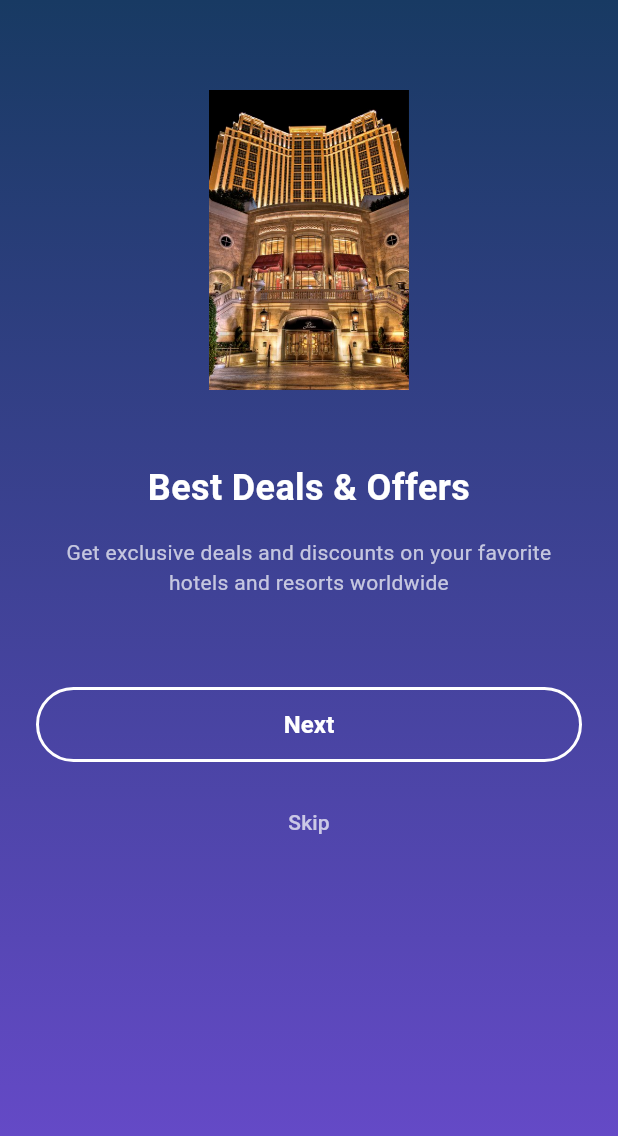
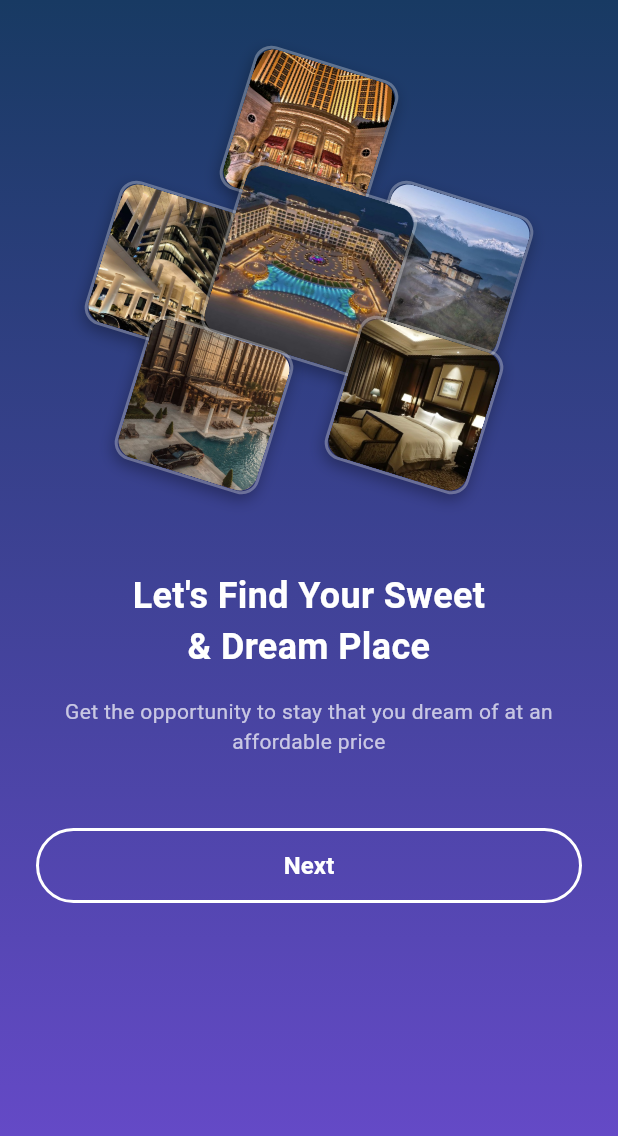
Before and after one commit to asrim10/hotelspot, a Flutter app: the OnBoarding2Screen screen opened directly, on a phone screen of 412 x 824 dp. Shown: the top 1136 px of the screen. Run offline on Flutter 3.47's test engine with Material 3 defaults, Android fonts, the phone set to English and light mode, and no system bars.

Commit message:
modified boarding2

```diff
--- a/lib/app.dart
+++ b/lib/app.dart
@@ -1,5 +1,4 @@
 import 'package:flutter/material.dart';
-import 'package:hotelspot/screens/login_screen.dart';
 import 'package:hotelspot/screens/on_boarding1_screen.dart';
 
 class Myapp extends StatelessWidget {
@@ -14,7 +13,7 @@ class Myapp extends StatelessWidget {
         colorScheme: ColorScheme.fromSeed(seedColor: Colors.deepPurple),
         useMaterial3: true,
       ),
-      home: const LoginScreen(),
+      home: const OnBoarding1Screen(),
     );
   }
 }
--- a/lib/screens/on_boarding1_screen.dart
+++ b/lib/screens/on_boarding1_screen.dart
@@ -87,9 +87,8 @@ class OnBoarding1Screen extends StatelessWidget {
 
                   const SizedBox(height: 60),
 
-                  // Title
                   const Text(
-                    "Let's Find Your Sweet",
+                    "Best Deals and offers",
                     textAlign: TextAlign.center,
                     style: TextStyle(
                       color: Colors.white,
@@ -99,7 +98,7 @@ class OnBoarding1Screen extends StatelessWidget {
                   ),
 
                   const Text(
-                    '& Dream Place',
+                    'Find the best deals and offers for your stay at affordable prices',
                     textAlign: TextAlign.center,
                     style: TextStyle(
                       color: Colors.white,
@@ -111,7 +110,7 @@ class OnBoarding1Screen extends StatelessWidget {
                   const SizedBox(height: 16),
 
                   const Text(
-                    'Get the opportunity to stay that you dream of at an affordable price',
+                    'Discover exclusive discounts and special offers on hotels worldwide. Book now and save big on your next adventure!',
                     textAlign: TextAlign.center,
                     style: TextStyle(
                       color: Colors.white70,
--- a/lib/screens/on_boarding2_screen.dart
+++ b/lib/screens/on_boarding2_screen.dart
@@ -1,5 +1,4 @@
 import 'package:flutter/material.dart';
-import 'login_screen.dart';
 
 class OnBoarding2Screen extends StatelessWidget {
   const OnBoarding2Screen({super.key});
@@ -23,32 +22,83 @@ class OnBoarding2Screen extends StatelessWidget {
               padding: const EdgeInsets.symmetric(horizontal: 24.0),
               child: Column(
                 children: [
-                  const SizedBox(height: 60),
+                  const SizedBox(height: 40),
 
-                  SizedBox(
-                    width: 200,
-                    height: 200,
-                    child: Image.asset(
-                      'assets/images/hotel1.jpeg',
-                      fit: BoxFit.contain,
-                      errorBuilder: (context, error, stackTrace) => Container(
-                        decoration: BoxDecoration(
-                          color: Colors.white24,
-                          borderRadius: BorderRadius.circular(16),
-                        ),
-                        child: const Icon(
-                          Icons.card_giftcard,
-                          size: 100,
-                          color: Colors.white70,
-                        ),
+                  Center(
+                    child: SizedBox(
+                      width: 280,
+                      height: 280,
+                      child: Stack(
+                        alignment: Alignment.center,
+                        children: [
+                          Positioned(
+                            top: 0,
+                            child: _buildImageContainer(
+                              'assets/images/hotel1.jpeg',
+                              size: 100,
+                            ),
+                          ),
+
+                          Positioned(
+                            left: 0,
+                            child: _buildImageContainer(
+                              'assets/images/hotel2.jpeg',
+                              size: 100,
+                            ),
+                          ),
+
+                          Positioned(
+                            right: 0,
+                            child: _buildImageContainer(
+                              'assets/images/hotel3.jpeg',
+                              size: 100,
+                            ),
+                          ),
+
+                          Positioned(
+                            child: _buildImageContainer(
+                              'assets/images/hotel4.jpeg',
+                              size: 120,
+                            ),
+                          ),
+
+                          Positioned(
+                            bottom: 0,
+                            left: 20,
+                            child: _buildImageContainer(
+                              'assets/images/hotel5.jpeg',
+                              size: 100,
+                            ),
+                          ),
+
+                          Positioned(
+                            bottom: 0,
+                            right: 20,
+                            child: _buildImageContainer(
+                              'assets/images/hotel6.jpeg',
+                              size: 100,
+                            ),
+                          ),
+                        ],
                       ),
                     ),
                   ),
 
-                  const SizedBox(height: 48),
+                  const SizedBox(height: 60),
+
+                  // Title
+                  const Text(
+                    "Let's Find Your Sweet",
+                    textAlign: TextAlign.center,
+                    style: TextStyle(
+                      color: Colors.white,
+                      fontSize: 24,
+                      fontWeight: FontWeight.bold,
+                    ),
+                  ),
 
                   const Text(
-                    'Best Deals & Offers',
+                    '& Dream Place',
                     textAlign: TextAlign.center,
                     style: TextStyle(
                       color: Colors.white,
@@ -60,7 +110,7 @@ class OnBoarding2Screen extends StatelessWidget {
                   const SizedBox(height: 16),
 
                   const Text(
-                    'Get exclusive deals and discounts on your favorite hotels and resorts worldwide',
+                    'Get the opportunity to stay that you dream of at an affordable price',
                     textAlign: TextAlign.center,
                     style: TextStyle(
                       color: Colors.white70,
@@ -69,18 +119,18 @@ class OnBoarding2Screen extends StatelessWidget {
                     ),
                   ),
 
-                  const SizedBox(height: 60),
+                  const SizedBox(height: 48),
 
                   SizedBox(
                     width: double.infinity,
                     height: 50,
                     child: OutlinedButton(
                       onPressed: () {
-                        Navigator.of(context).push(
-                          MaterialPageRoute(
-                            builder: (context) => const LoginScreen(),
-                          ),
-                        );
+                        // Navigator.of(context).push(
+                        //   MaterialPageRoute(
+                        //     builder: (context) => const (),
+                        //   ),
+                        // );
                       },
                       style: OutlinedButton.styleFrom(
                         side: const BorderSide(color: Colors.white, width: 2),
@@ -89,7 +139,7 @@ class OnBoarding2Screen extends StatelessWidget {
                         ),
                       ),
                       child: const Text(
-                        'Next',
+                        "Next",
                         style: TextStyle(
                           color: Colors.white,
                           fontSize: 16,
@@ -98,23 +148,6 @@ class OnBoarding2Screen extends StatelessWidget {
                       ),
                     ),
                   ),
-
-                  const SizedBox(height: 16),
-
-                  TextButton(
-                    onPressed: () {
-                      Navigator.of(context).push(
-                        MaterialPageRoute(
-                          builder: (context) => const LoginScreen(),
-                        ),
-                      );
-                    },
-                    child: const Text(
-                      'Skip',
-                      style: TextStyle(color: Colors.white70, fontSize: 14),
-                    ),
-                  ),
-
                   const SizedBox(height: 40),
                 ],
               ),
@@ -124,4 +157,40 @@ class OnBoarding2Screen extends StatelessWidget {
       ),
     );
   }
+
+  Widget _buildImageContainer(String imagePath, {required double size}) {
+    return Transform.rotate(
+      angle: 0.3, // diamond effect
+      child: Container(
+        width: size,
+        height: size,
+        decoration: BoxDecoration(
+          borderRadius: BorderRadius.circular(12),
+          border: Border.all(color: Colors.white30, width: 2),
+          boxShadow: [
+            BoxShadow(
+              color: Colors.black.withOpacity(0.3),
+              blurRadius: 8,
+              offset: const Offset(0, 4),
+            ),
+          ],
+        ),
+        child: ClipRRect(
+          borderRadius: BorderRadius.circular(12),
+          child: Image.asset(
+            imagePath,
+            fit: BoxFit.cover,
+            errorBuilder: (context, error, stackTrace) => Container(
+              color: Colors.grey[400],
+              child: const Icon(
+                Icons.image_not_supported,
+                color: Colors.grey,
+                size: 30,
+              ),
+            ),
+          ),
+        ),
+      ),
+    );
+  }
 }
```
